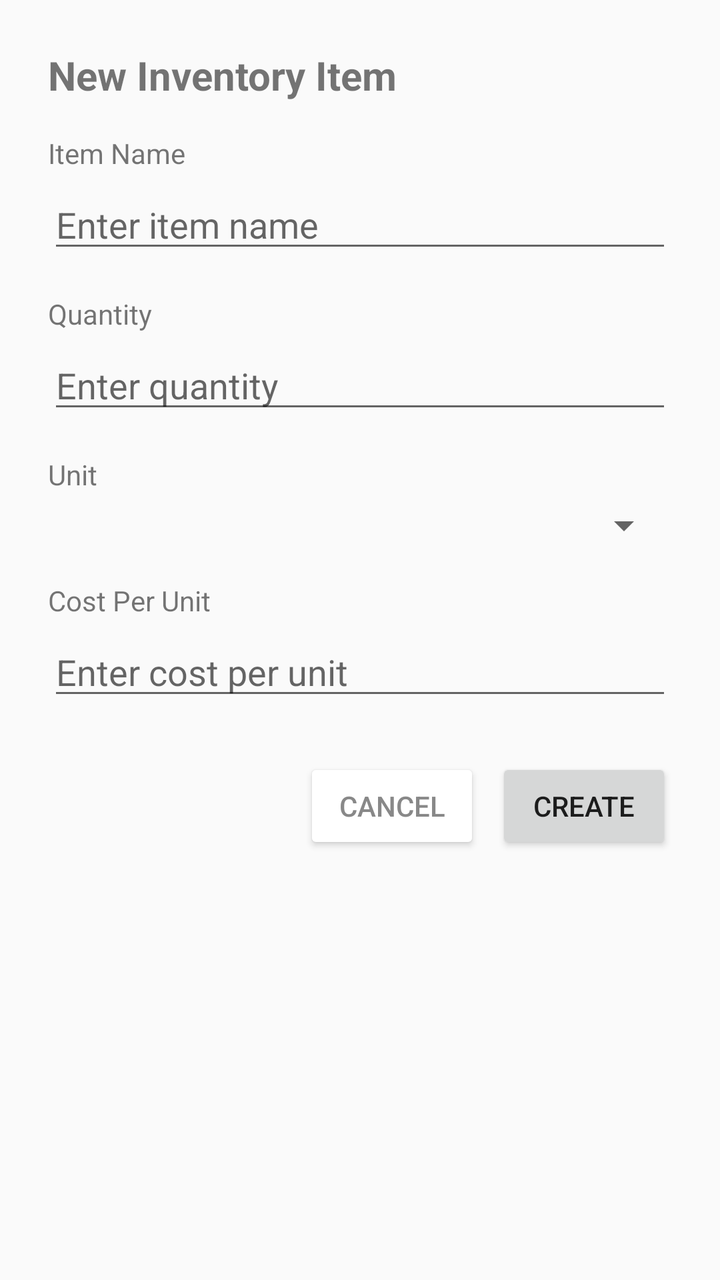
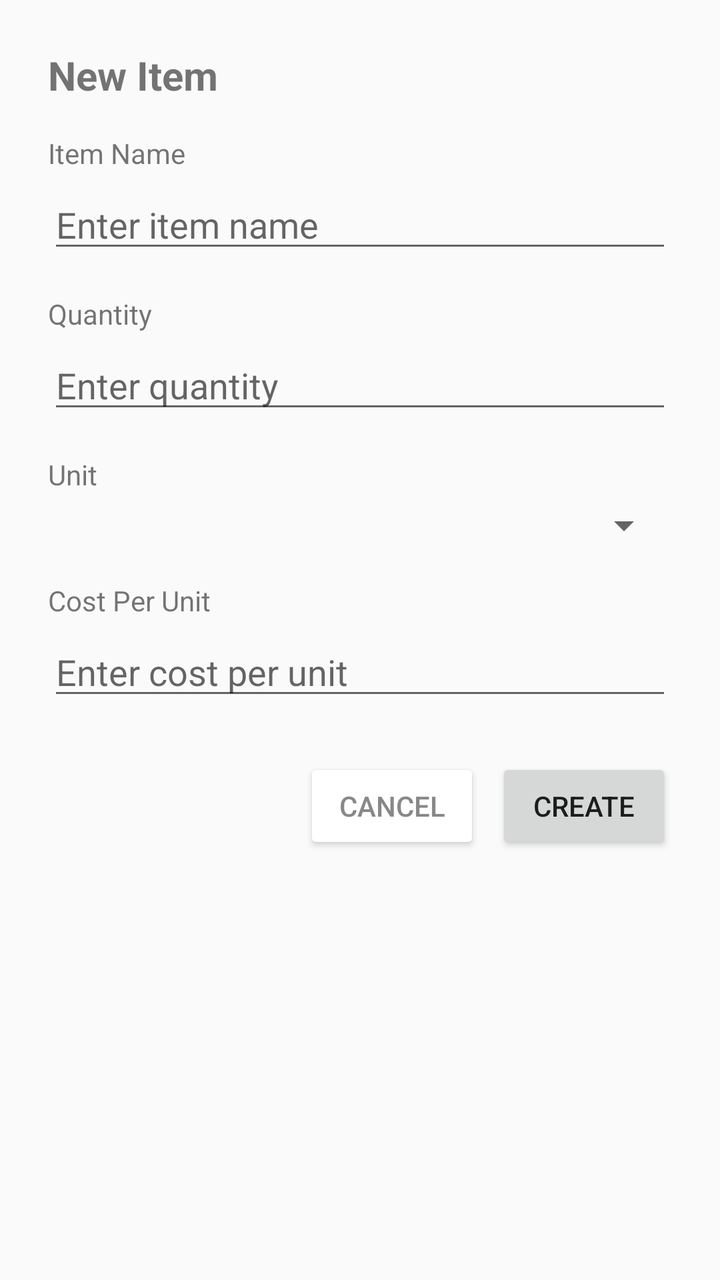

Before-and-after screenshots of an Android layout around one commit, followed by the original layout XML and the change that was made.
<!-- AndroidManifest.xml: application theme Theme.AppCompat.Light.NoActionBar -->
<!-- res/layout/dialog_new_inventory.xml -->
<?xml version="1.0" encoding="utf-8"?>
<ScrollView xmlns:android="http://schemas.android.com/apk/res/android"
    android:layout_width="match_parent"
    android:layout_height="wrap_content">

    <LinearLayout
        android:layout_width="match_parent"
        android:layout_height="wrap_content"
        android:orientation="vertical"
        android:padding="24dp">

        <TextView
            android:layout_width="wrap_content"
            android:layout_height="wrap_content"
            android:text="New Inventory Item"
            android:textSize="20sp"
            android:textStyle="bold"
            android:layout_marginBottom="16dp"/>

        
        <LinearLayout
            android:id="@+id/llInventoryDialogErrors"
            android:layout_width="match_parent"
            android:layout_height="wrap_content"
            android:orientation="vertical"
            android:visibility="gone"
            android:layout_marginBottom="12dp"/>

        
        <TextView
            android:layout_width="wrap_content"
            android:layout_height="wrap_content"
            android:text="Item Name"
            android:textSize="14sp"
            android:layout_marginBottom="4dp"/>

        <EditText
            android:id="@+id/etInventoryName"
            android:layout_width="match_parent"
            android:layout_height="wrap_content"
            android:hint="Enter item name"
            android:inputType="textCapWords"
            android:layout_marginBottom="16dp"/>

        
        <TextView
            android:layout_width="wrap_content"
            android:layout_height="wrap_content"
            android:text="Quantity"
            android:textSize="14sp"
            android:layout_marginBottom="4dp"/>

        <EditText
            android:id="@+id/etInventoryQuantity"
            android:layout_width="match_parent"
            android:layout_height="wrap_content"
            android:hint="Enter quantity"
            android:inputType="number"
            android:layout_marginBottom="16dp"/>

        
        <TextView
            android:layout_width="wrap_content"
            android:layout_height="wrap_content"
            android:text="Unit"
            android:textSize="14sp"
            android:layout_marginBottom="4dp"/>

        <Spinner
            android:id="@+id/spinnerUnit"
            android:layout_width="match_parent"
            android:layout_height="wrap_content"
            android:layout_marginBottom="16dp"/>

        
        <TextView
            android:layout_width="wrap_content"
            android:layout_height="wrap_content"
            android:text="Cost Per Unit"
            android:textSize="14sp"
            android:layout_marginBottom="4dp"/>

        <EditText
            android:id="@+id/etInventoryCost"
            android:layout_width="match_parent"
            android:layout_height="wrap_content"
            android:hint="Enter cost per unit"
            android:inputType="number"
            android:layout_marginBottom="24dp"/>

        
        <LinearLayout
            android:layout_width="match_parent"
            android:layout_height="wrap_content"
            android:orientation="horizontal"
            android:gravity="end">

            <Button
                android:id="@+id/btnInventoryDialogCancel"
                android:layout_width="wrap_content"
                android:layout_height="wrap_content"
                android:text="Cancel"
                android:backgroundTint="#FFFFFF"
                android:textColor="#888888"
                android:layout_marginEnd="8dp"/>

            <Button
                android:id="@+id/btnInventoryDialogSubmit"
                android:layout_width="wrap_content"
                android:layout_height="wrap_content"
                android:text="Create"/>

        </LinearLayout>

    </LinearLayout>

</ScrollView>
<!-- resources referenced by this layout -->
<resources>
  <style name="Theme.AppCompat.Light.NoActionBar" parent="Theme.AppCompat.Light">
          <item name="windowActionBar">false</item>
          <item name="windowNoTitle">true</item>
      </style>
</resources>

<!-- the commit's change to res/layout/dialog_new_inventory.xml (unified diff, before → after) -->
@@ -12,7 +12,7 @@
         <TextView
             android:layout_width="wrap_content"
             android:layout_height="wrap_content"
-            android:text="New Inventory Item"
+            android:text="New Item"
             android:textSize="20sp"
             android:textStyle="bold"
             android:layout_marginBottom="16dp"/>
